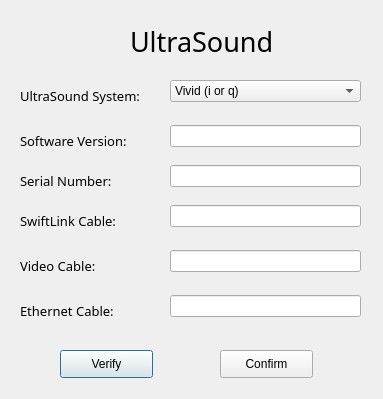
First picture: the form in Code/Forms/ultrasound_dialog.ui, repository EranYonai/Auto-Baseline, before the edit.
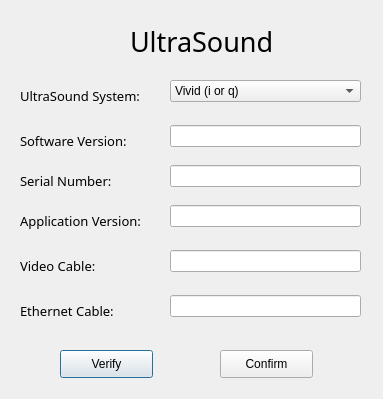
Second picture: the form after the edit.

Patch:
```diff
--- a/Code/Forms/ultrasound_dialog.ui
+++ b/Code/Forms/ultrasound_dialog.ui
@@ -89,7 +89,7 @@
     <rect>
      <x>20</x>
      <y>205</y>
-     <width>131</width>
+     <width>151</width>
      <height>31</height>
     </rect>
    </property>
@@ -100,7 +100,7 @@
     </font>
    </property>
    <property name="text">
-    <string>SwiftLink Cable:</string>
+    <string>Application Version:</string>
    </property>
   </widget>
   <widget class="QLineEdit" name="serialnum_text">
```
Left out of the diff: 2 changed lines with no effect on the pictures.
